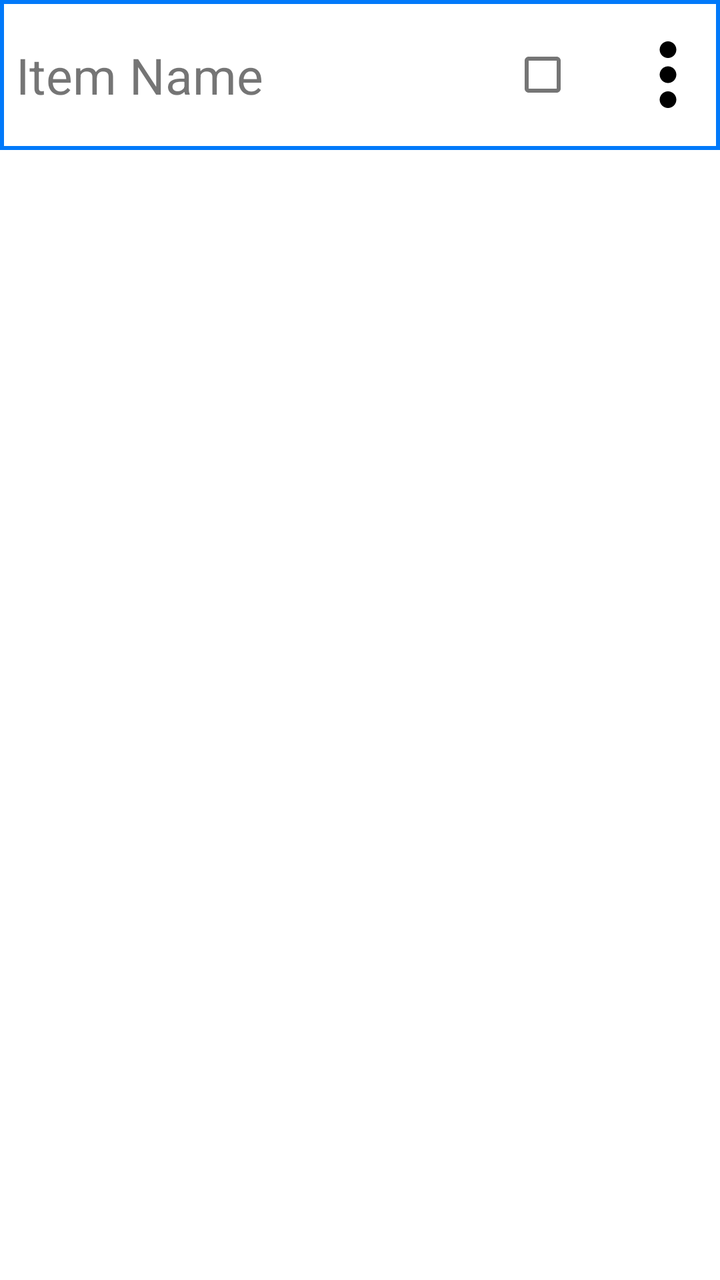
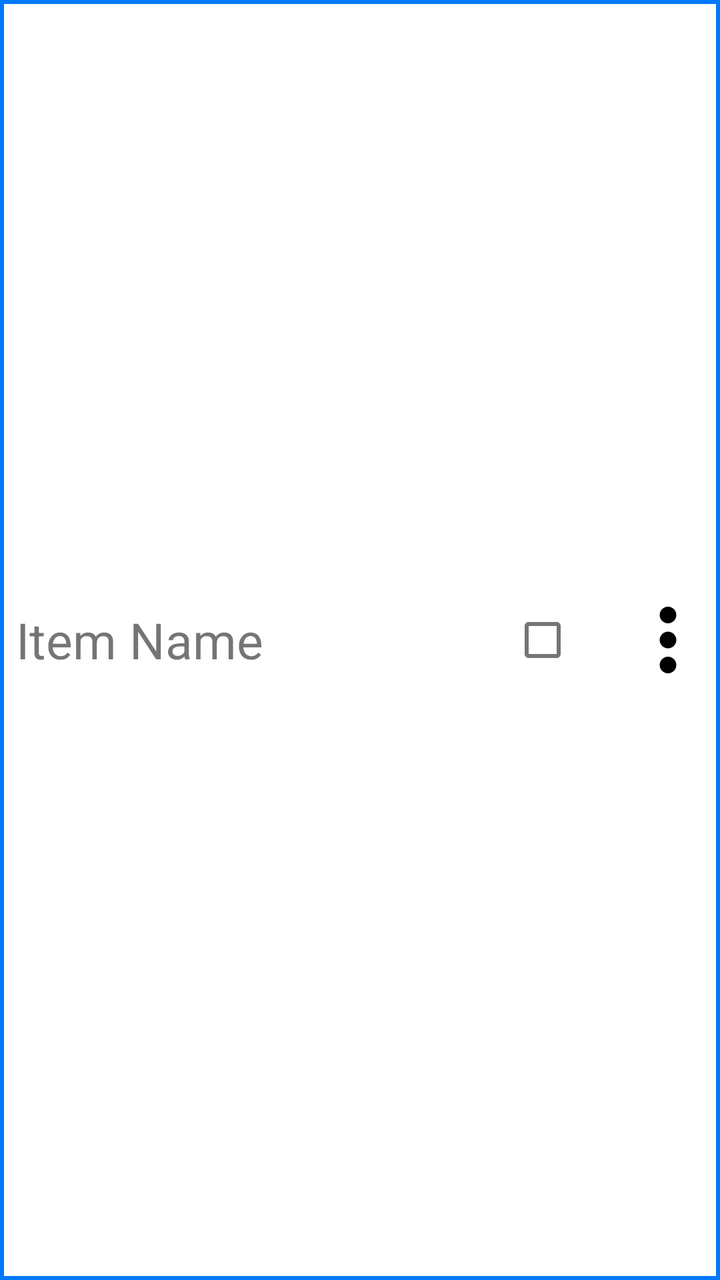

Screens rendered from an Android XML layout before and after an edit, with the pre-edit source and the edit as a unified diff.
<!-- AndroidManifest.xml: application theme Theme.SmartCart.Light -->
<!-- res/layout/item_row_listdisplay.xml -->
<?xml version="1.0" encoding="utf-8"?>
<LinearLayout xmlns:android="http://schemas.android.com/apk/res/android"
    android:orientation="vertical"
    android:layout_width="match_parent"
    android:layout_height="wrap_content">

    <LinearLayout
        android:layout_width="match_parent"
        android:layout_height="75dp"
        android:orientation="horizontal"
        android:background="@drawable/square">

        <TextView
            android:id="@+id/ItemNameDisplay"
            android:layout_width="200dp"
            android:layout_height="wrap_content"
            android:layout_marginLeft="8dp"
            android:layout_weight="1"
            android:text="Item Name"
            android:textSize="25sp"
            android:layout_gravity="left|center_vertical"/>

        <CheckBox
            android:id="@+id/ItemCheckBox"
            android:layout_width="75dp"
            android:layout_height="match_parent"
            android:layout_weight="0"
            />

        <ImageButton
            android:id="@+id/ItemOptionsButton"
            android:layout_width="50dp"
            android:layout_height="50dp"
            android:layout_weight="0"
            android:layout_gravity="center_vertical"
            android:layout_marginRight="1dp"
            android:background="@drawable/option_button"/>


    </LinearLayout>

</LinearLayout>
<!-- resources referenced by this layout -->
<resources>
  <!-- drawable option_button (drawable) -->
  <vector xmlns:android="http://schemas.android.com/apk/res/android" android:height="24dp" android:tint="#000000" android:viewportHeight="24" android:viewportWidth="24" android:width="24dp">
        
      <path android:fillColor="@android:color/white" android:pathData="M12,8c1.1,0 2,-0.9 2,-2s-0.9,-2 -2,-2 -2,0.9 -2,2 0.9,2 2,2zM12,10c-1.1,0 -2,0.9 -2,2s0.9,2 2,2 2,-0.9 2,-2 -0.9,-2 -2,-2zM12,16c-1.1,0 -2,0.9 -2,2s0.9,2 2,2 2,-0.9 2,-2 -0.9,-2 -2,-2z"/>
      
  </vector>
  <!-- drawable square (drawable) -->
  <?xml version="1.0" encoding="utf-8"?>
  <shape xmlns:android="http://schemas.android.com/apk/res/android" android:shape="rectangle">
      <corners android:radius="0dp"/>
      <stroke
          android:width="2dp"
          android:color="@color/blue"
          />
  </shape>
  <style name="Theme.SmartCart.Light" parent="Theme.MaterialComponents.Light.NoActionBar">
          <item name="android:windowBackground">@android:color/white</item>
      </style>
  <color name="blue">#0079FA</color>
</resources>

<!-- the commit's change to res/layout/item_row_listdisplay.xml (unified diff, before → after) -->
@@ -1,14 +1,9 @@
 <?xml version="1.0" encoding="utf-8"?>
 <LinearLayout xmlns:android="http://schemas.android.com/apk/res/android"
-    android:orientation="vertical"
+    android:orientation="horizontal"
     android:layout_width="match_parent"
-    android:layout_height="wrap_content">
-
-    <LinearLayout
-        android:layout_width="match_parent"
-        android:layout_height="75dp"
-        android:orientation="horizontal"
-        android:background="@drawable/square">
+    android:layout_height="75dp"
+    android:background="@drawable/square">
 
         <TextView
             android:id="@+id/ItemNameDisplay"
@@ -37,6 +32,4 @@
             android:background="@drawable/option_button"/>
 
 
-    </LinearLayout>
-
 </LinearLayout>
